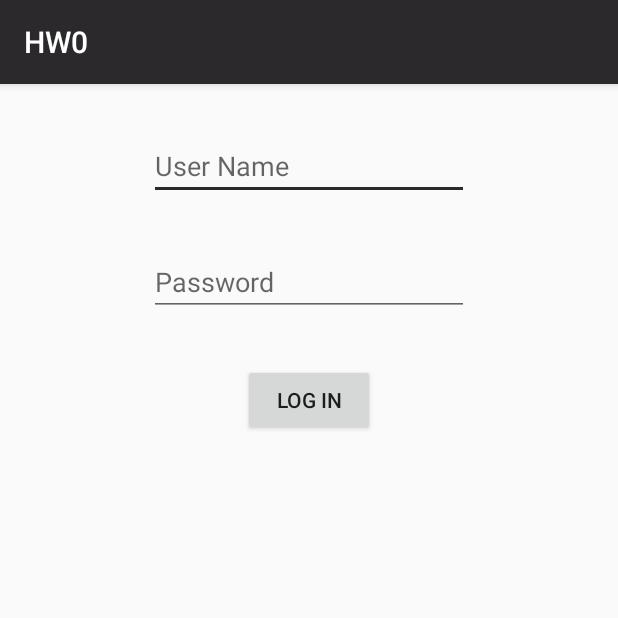
After one commit to DxExWxExY/Mobile-Apps, an Android app: the GradeLogin screen opened directly, with no data from a screen before it, on a phone screen of 412 x 824 dp, the top half of it. The commit adds this screen. Run offline under Robolectric (Android 15) with nearby library versions, the phone set to English and light mode, and no system bars.

Commit message:
Added Grade Viewer

```diff
--- a/HW0/app/src/main/AndroidManifest.xml
+++ b/HW0/app/src/main/AndroidManifest.xml
@@ -1,6 +1,8 @@
 <?xml version="1.0" encoding="utf-8"?>
 <manifest xmlns:android="http://schemas.android.com/apk/res/android"
     package="dxexwxexy.activities">
+
+    <uses-permission android:name="android.permission.INTERNET" />
 
     <application
         android:allowBackup="true"
@@ -24,6 +26,8 @@
             </intent-filter>
         </activity>
         <activity android:name=".Timer.TimerActivity" />
+        <activity android:name=".GradeViewer.GradeLogin" />
+        <activity android:name=".GradeViewer.GradeViewer"></activity>
     </application>
 
 </manifest>
--- /dev/null
+++ b/HW0/app/src/main/java/dxexwxexy/activities/GradeViewer/GradeLogin.java
@@ -0,0 +1,32 @@
+package dxexwxexy.activities.GradeViewer;
+
+import android.content.Intent;
+import android.support.v7.app.AppCompatActivity;
+import android.os.Bundle;
+import android.util.Log;
+import android.widget.Button;
+import android.widget.EditText;
+
+import dxexwxexy.activities.R;
+
+public class GradeLogin extends AppCompatActivity {
+
+    EditText user, password;
+    Button login;
+
+    @Override
+    protected void onCreate(Bundle savedInstanceState) {
+        super.onCreate(savedInstanceState);
+        setContentView(R.layout.activity_grade_login);
+        user = findViewById(R.id.user_name);
+        password = findViewById(R.id.password);
+        login = findViewById(R.id.log_in);
+        login.setOnClickListener(e -> {
+            Intent grades = new Intent(GradeLogin.this, GradeViewer.class);
+            grades.putExtra("user", String.valueOf(user.getText()));
+            grades.putExtra("password", String.valueOf(password.getText()));
+            startActivity(grades);
+        });
+
+    }
+}
--- a/HW0/app/src/main/java/dxexwxexy/activities/Menu/Menu.java
+++ b/HW0/app/src/main/java/dxexwxexy/activities/Menu/Menu.java
@@ -6,6 +6,7 @@ import android.os.Bundle;
 import android.widget.Button;
 import android.widget.Toast;
 
+import dxexwxexy.activities.GradeViewer.GradeLogin;
 import dxexwxexy.activities.Intro.HelloWorld;
 import dxexwxexy.activities.R;
 import dxexwxexy.activities.Timer.TimerActivity;
@@ -29,6 +30,8 @@ public class Menu extends AppCompatActivity {
         Button b = findViewById(R.id.b);
         b.setOnClickListener(e -> startActivity(new Intent(Menu.this, TimerActivity.class)));
         //Act 3
+        Button c = findViewById(R.id.c);
+        c.setOnClickListener(e -> startActivity(new Intent(Menu.this, GradeLogin.class)));
     }
 
     @Override
--- /dev/null
+++ b/HW0/app/src/main/res/layout/activity_grade_login.xml
@@ -0,0 +1,43 @@
+<?xml version="1.0" encoding="utf-8"?>
+<android.support.constraint.ConstraintLayout xmlns:android="http://schemas.android.com/apk/res/android"
+    xmlns:app="http://schemas.android.com/apk/res-auto"
+    xmlns:tools="http://schemas.android.com/tools"
+    android:layout_width="match_parent"
+    android:layout_height="match_parent"
+    tools:context="dxexwxexy.activities.GradeViewer.GradeLogin">
+
+    <EditText
+        android:id="@+id/user_name"
+        android:layout_width="wrap_content"
+        android:layout_height="wrap_content"
+        android:layout_marginTop="32dp"
+        android:ems="10"
+        android:hint="User Name"
+        android:inputType="textPersonName"
+        app:layout_constraintEnd_toEndOf="parent"
+        app:layout_constraintStart_toStartOf="parent"
+        app:layout_constraintTop_toTopOf="parent" />
+
+    <EditText
+        android:id="@+id/password"
+        android:layout_width="wrap_content"
+        android:layout_height="wrap_content"
+        android:layout_marginTop="32dp"
+        android:ems="10"
+        android:hint="Password"
+        android:inputType="numberPassword"
+        app:layout_constraintEnd_toEndOf="parent"
+        app:layout_constraintStart_toStartOf="parent"
+        app:layout_constraintTop_toBottomOf="@+id/user_name" />
+
+    <Button
+        android:id="@+id/log_in"
+        android:layout_width="wrap_content"
+        android:layout_height="wrap_content"
+        android:layout_marginTop="32dp"
+        android:text="Log IN"
+        app:layout_constraintEnd_toEndOf="parent"
+        app:layout_constraintStart_toStartOf="parent"
+        app:layout_constraintTop_toBottomOf="@+id/password" />
+
+</android.support.constraint.ConstraintLayout>
--- a/HW0/app/src/main/res/layout/activity_menu.xml
+++ b/HW0/app/src/main/res/layout/activity_menu.xml
@@ -40,7 +40,7 @@
         android:layout_marginRight="24dp"
         android:layout_marginStart="36dp"
         android:layout_marginTop="16dp"
-        android:text="Act 3"
+        android:text="Grades"
         app:layout_constraintEnd_toEndOf="parent"
         app:layout_constraintStart_toEndOf="@+id/b"
         app:layout_constraintTop_toTopOf="parent" />
--- a/HW0/app/src/main/res/values/colors.xml
+++ b/HW0/app/src/main/res/values/colors.xml
@@ -3,4 +3,5 @@
     <color name="colorPrimary">#2c292d</color>
     <color name="colorPrimaryDark">#2c292d</color>
     <color name="colorAccent">#2c292d</color>
+    <color name="red">#ff0000</color>
 </resources>
```
Also changed, not shown: HW0/app/src/main/java/dxexwxexy/activities/GradeViewer/Grade.java (added, +52 -0 lines), HW0/app/src/main/java/dxexwxexy/activities/GradeViewer/GradeViewer.java (added, +51 -0 lines), HW0/app/src/main/java/dxexwxexy/activities/GradeViewer/WebClient.java (added, +163 -0 lines), HW0/app/src/main/java/dxexwxexy/activities/GradeViewer/WebClientAsync.java (added, +66 -0 lines), HW0/app/src/main/res/layout/activity_grade_viewer.xml (added, +20 -0 lines), 2 other files.
